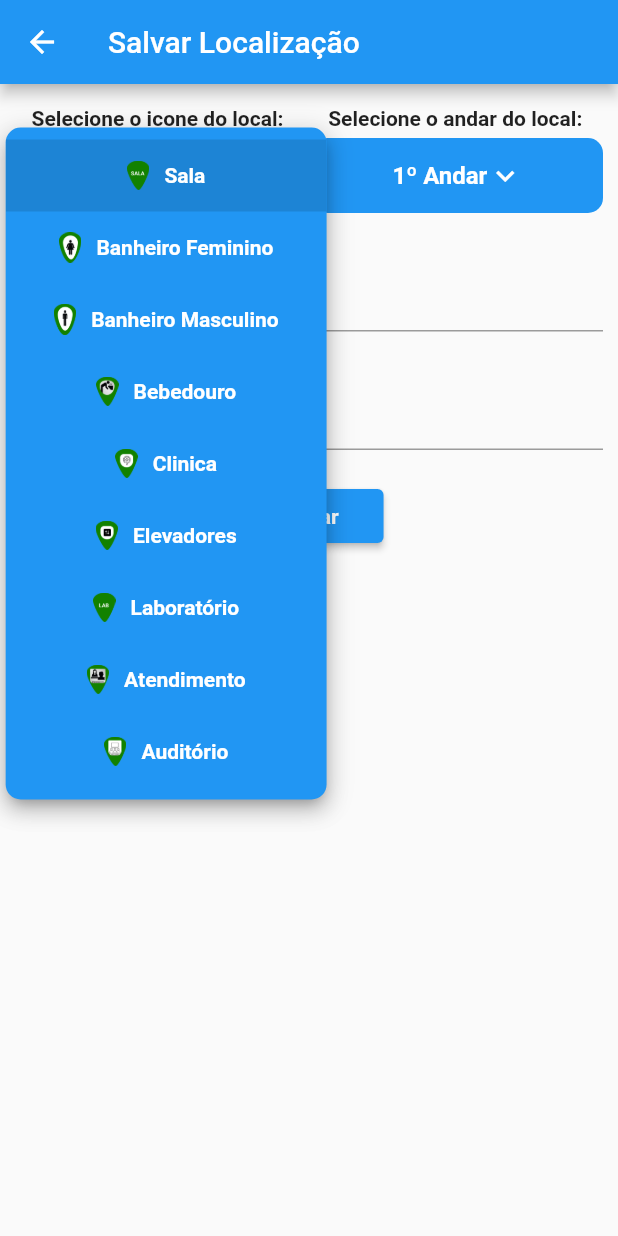
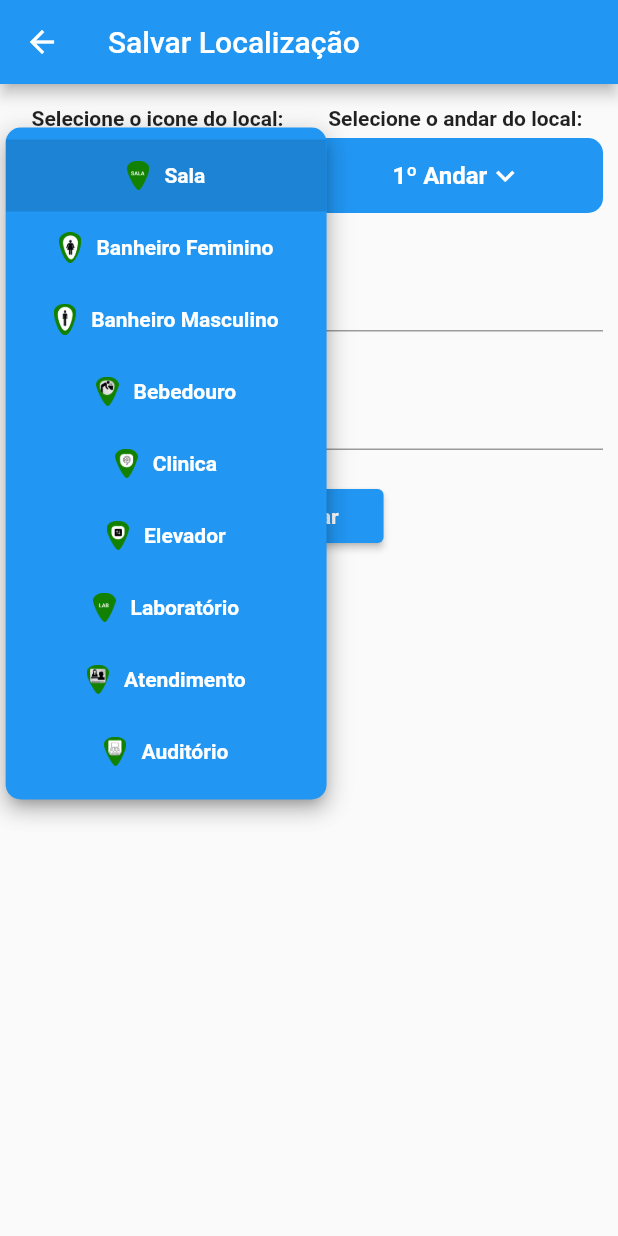
Before and after one commit to flutter-preview/Kevin-Sarges-Geo-Save, a Flutter app: the SaveScreen screen opened by its route, after a tap on "Sala", on a phone screen of 412 x 824 dp. Run offline on Flutter 3.47's test engine with Material 2 defaults, Android fonts, the phone set to English and light mode, and no system bars; our stand-ins replace cloud_firestore, dartz, firebase_core, flutter_bloc, geolocator, get_it and 1 more; missing offline and left inert: flutter_config, geolocator_platform_interface; accounts and stored records are empty.

Commit message:
refactory: modificando variaveis

```diff
--- a/lib/app/common/strings/list_icon_local.dart
+++ b/lib/app/common/strings/list_icon_local.dart
@@ -11,7 +11,7 @@ class ListIconLocal {
     },
     {'tipoLocal': 'Bebedouro', 'marker': 'assets/images/bebedouro.png'},
     {'tipoLocal': 'Clinica', 'marker': 'assets/images/clinica.png'},
-    {'tipoLocal': 'Elevadores', 'marker': 'assets/images/elevador.png'},
+    {'tipoLocal': 'Elevador', 'marker': 'assets/images/elevador.png'},
     {'tipoLocal': 'Laboratório', 'marker': 'assets/images/LAB.png'},
     {'tipoLocal': 'Atendimento', 'marker': 'assets/images/CRA.png'},
     {'tipoLocal': 'Auditório', 'marker': 'assets/images/auditorio.png'},
--- a/lib/app/features/save/presenter/widget/input_widget.dart
+++ b/lib/app/features/save/presenter/widget/input_widget.dart
@@ -1,16 +1,16 @@
 import 'package:flutter/material.dart';
 
 class InputWidget extends StatelessWidget {
-  InputWidget({
+  const InputWidget({
     super.key,
     required this.controller,
     required this.hintText,
     required this.label,
   });
 
-  String label;
-  String hintText;
-  TextEditingController controller;
+  final String label;
+  final String hintText;
+  final TextEditingController controller;
 
   @override
   Widget build(BuildContext context) {
```
Also changed, not shown: pubspec.lock, 1 other file.
